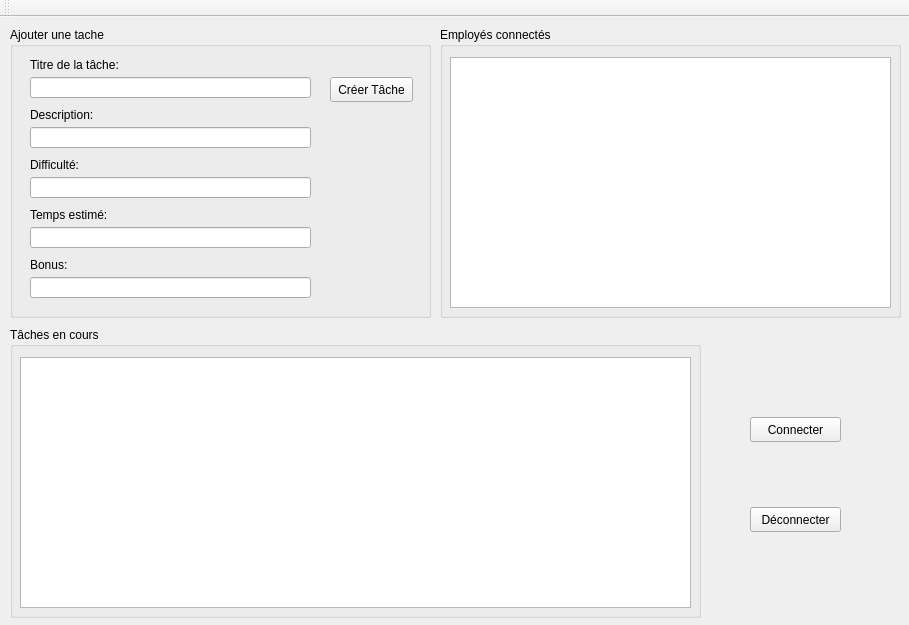
The window that serveur.ui (lehouxouelleta/cll12-GestionnaireAgile-Serveur) describes before a commit, drawn with Qt 5.
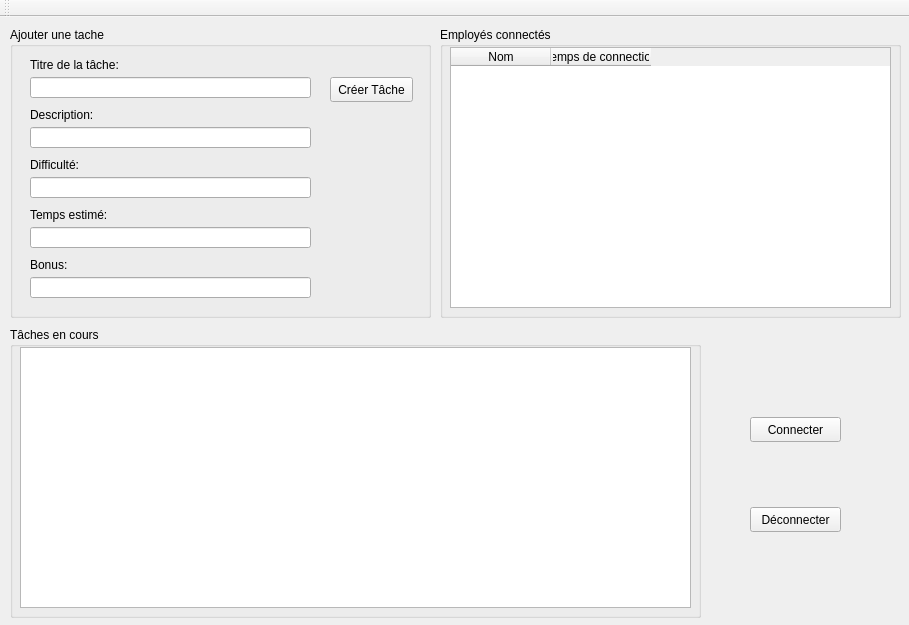
The same window after the commit.

Commit message: Connection avec le client et affiche le nom de l'employé dans un TableWidget.

Diff of the .ui file:
```diff
--- a/serveur.ui
+++ b/serveur.ui
@@ -167,15 +167,31 @@
     <property name="title">
      <string>Employés connectés</string>
     </property>
-    <widget class="QListView" name="lvEmployes">
+    <widget class="QTableWidget" name="twEmployes">
      <property name="geometry">
       <rect>
        <x>10</x>
-       <y>30</y>
+       <y>20</y>
        <width>441</width>
-       <height>251</height>
+       <height>261</height>
       </rect>
      </property>
+     <property name="sizePolicy">
+      <sizepolicy hsizetype="Expanding" vsizetype="Expanding">
+       <horstretch>0</horstretch>
+       <verstretch>0</verstretch>
+      </sizepolicy>
+     </property>
+     <column>
+      <property name="text">
+       <string>Nom</string>
+      </property>
+     </column>
+     <column>
+      <property name="text">
+       <string>Temps de connection</string>
+      </property>
+     </column>
     </widget>
    </widget>
    <widget class="QGroupBox" name="groupBox_3">
@@ -190,13 +206,13 @@
     <property name="title">
      <string>Tâches en cours</string>
     </property>
-    <widget class="QListView" name="lvTaches">
+    <widget class="QTableWidget" name="twTaches">
      <property name="geometry">
       <rect>
        <x>10</x>
-       <y>30</y>
+       <y>20</y>
        <width>671</width>
-       <height>251</height>
+       <height>261</height>
       </rect>
      </property>
     </widget>
```
The commit also changes 7 other files.
